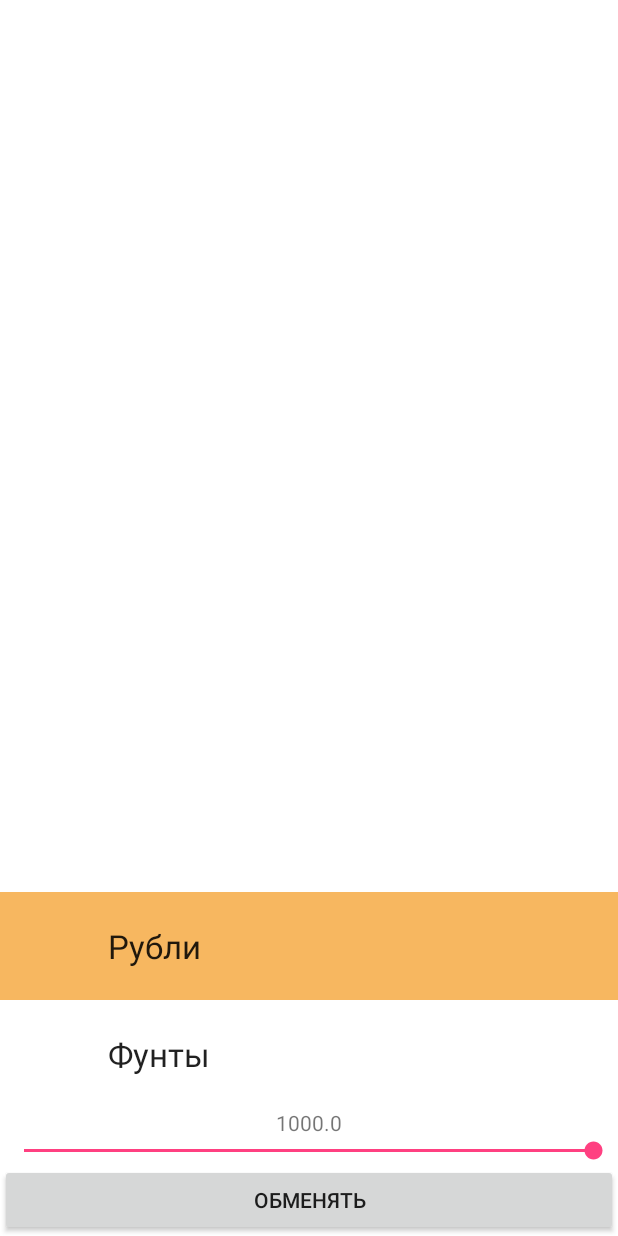
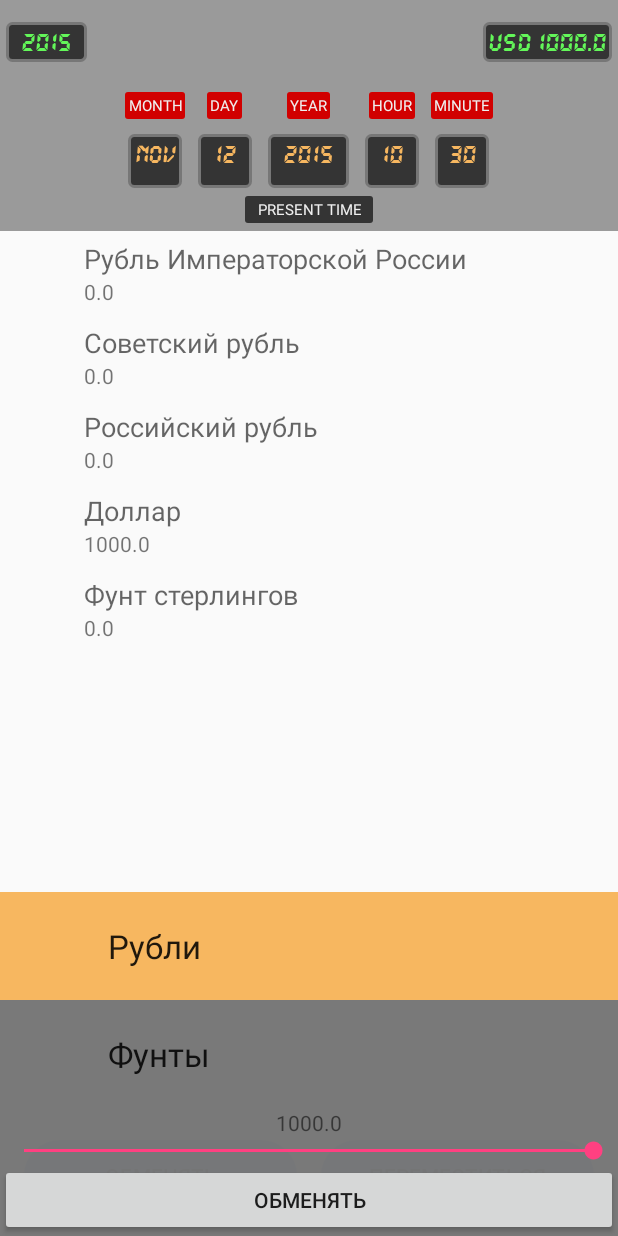
Before and after one commit to BttfCurrencyExchangeTeam/BttfCurrencyExchange, an Android app: the fragment FragmentChange placed in its activity, on a phone screen of 412 x 824 dp. Run offline under Robolectric (Android 15) with nearby library versions, the phone set to English and light mode, and no system bars.

Commit message:
Фрагмент обмена валюты, интерфейс

```diff
--- a/app/src/main/java/com/tixon/backtothefutureexchange/MainActivity.java
+++ b/app/src/main/java/com/tixon/backtothefutureexchange/MainActivity.java
@@ -12,6 +12,7 @@ import android.util.TypedValue;
 import android.view.View;
 import android.widget.Button;
 import android.widget.FrameLayout;
+import android.widget.RelativeLayout;
 import android.widget.TextView;
 
 import com.tixon.backtothefutureexchange.ui.ControlPanelItem;
@@ -24,6 +25,7 @@ public class MainActivity extends AppCompatActivity implements
     TextView tvCurrentYear, tvMoney;
     Button bTravel, bExchange;
     FrameLayout container;
+    RelativeLayout purseHeader;
     ControlPanelItem mainPresentTimePanel; //панель времени, показывает, когда мы в данный момент
 
     RecyclerView purseRecyclerView;
@@ -40,10 +42,14 @@ public class MainActivity extends AppCompatActivity implements
     private Delorean delorean;
     private Bank bank;
 
+    private boolean isPurseExpanded;
+
     @Override
     protected void onCreate(Bundle savedInstanceState) {
         super.onCreate(savedInstanceState);
         setContentView(R.layout.activity_main);
+
+        isPurseExpanded = true;
 
         calendar = Calendar.getInstance();
         calendarPresent = Calendar.getInstance();
@@ -76,6 +82,7 @@ public class MainActivity extends AppCompatActivity implements
 
     private void initViews() {
         container = (FrameLayout) findViewById(R.id.main_container);
+        purseHeader = (RelativeLayout) findViewById(R.id.purse_header_frame);
 
         mainPresentTimePanel = (ControlPanelItem) findViewById(R.id.main_activity_present_panel);
         mainPresentTimePanel.setPanelType(ControlPanelItem.PRESENT_TIME);
@@ -149,8 +156,9 @@ public class MainActivity extends AppCompatActivity implements
         fragmentChange.setOnMoneyChangedListener(this);
 
         try {
-            getSupportFragmentManager().beginTransaction().add(R.id.main_container,
+            getSupportFragmentManager().beginTransaction().replace(R.id.main_container,
                     fragmentChange)
+                    .setTransition(android.support.v4.app.FragmentTransaction.TRANSIT_FRAGMENT_OPEN)
                     .addToBackStack("CHANGE_FRAGMENT")
                     .commit();
         } catch (Exception e) {
--- /dev/null
+++ b/app/src/main/res/drawable/button_background.xml
@@ -0,0 +1,16 @@
+<?xml version="1.0" encoding="utf-8"?>
+<selector xmlns:android="http://schemas.android.com/apk/res/android">
+    <item android:state_pressed="true">
+        <shape>
+            <corners android:radius="24dp"/>
+            <solid android:color="#0000ff"/>
+        </shape>
+    </item>
+
+    <item>
+        <shape>
+            <corners android:radius="24dp"/>
+            <solid android:color="#67abff"/>
+        </shape>
+    </item>
+</selector>
--- /dev/null
+++ b/app/src/main/res/drawable/fragment_change_background.xml
@@ -0,0 +1,9 @@
+<?xml version="1.0" encoding="utf-8"?>
+<selector xmlns:android="http://schemas.android.com/apk/res/android">
+    <item>
+        <shape>
+            <!--corners android:topLeftRadius="24dp" android:topRightRadius="24dp"/-->
+            <solid android:color="#fa777777"/>
+        </shape>
+    </item>
+</selector>
--- a/app/src/main/res/layout/activity_main.xml
+++ b/app/src/main/res/layout/activity_main.xml
@@ -63,7 +63,7 @@
                     android:layout_height="wrap_content"
                     android:id="@+id/main_activity_present_panel"/>
 
-                <include layout="@layout/purse_header_layout"/>
+                <!--include layout="@layout/purse_header_layout"/-->
 
                 <include layout="@layout/purse_items_layout"/>
 
@@ -71,38 +71,37 @@
 
         </ScrollView>
 
-        <RelativeLayout
+        <LinearLayout
+            android:orientation="horizontal"
             android:layout_width="match_parent"
             android:layout_height="wrap_content"
             android:id="@+id/main_buttons_layout"
+            android:paddingBottom="16dp"
+            android:paddingTop="16dp"
+            android:gravity="bottom"
             android:layout_alignParentBottom="true">
-
-            <LinearLayout
-                android:layout_width="match_parent"
-                android:layout_height="wrap_content"
-                android:orientation="vertical"
-                android:paddingBottom="16dp"
-                android:layout_alignParentBottom="true"
-                android:gravity="bottom">
 
             <Button
                 android:id="@+id/main_activity_button_exchange"
-                    android:text="Обменять валюту"
+                android:text="Обменять"
+                android:background="@drawable/button_background"
                 android:layout_marginLeft="16dp"
-                    android:layout_marginRight="16dp"
-                    android:layout_width="match_parent"
+                android:layout_marginRight="8dp"
+                android:layout_width="0dp"
+                android:layout_weight="1"
                 android:layout_height="wrap_content" />
 
             <Button
                 android:id="@+id/main_activity_button_travel"
-                    android:text="Переместиться во времени"
-                    android:layout_marginLeft="16dp"
+                android:text="Переместиться"
+                android:background="@drawable/button_background"
+                android:layout_marginLeft="8dp"
                 android:layout_marginRight="16dp"
-                    android:layout_width="match_parent"
+                android:layout_width="0dp"
+                android:layout_weight="1"
                 android:layout_height="wrap_content" />
+
         </LinearLayout>
-
-        </RelativeLayout>
     </RelativeLayout>
 
 </FrameLayout>
--- a/app/src/main/res/layout/fragment_change.xml
+++ b/app/src/main/res/layout/fragment_change.xml
@@ -2,10 +2,42 @@
 <RelativeLayout xmlns:android="http://schemas.android.com/apk/res/android"
     xmlns:tools="http://schemas.android.com/tools"
     android:orientation="vertical"
-    android:background="#ffffff"
     android:gravity="bottom"
     android:layout_width="match_parent"
-    android:layout_height="wrap_content">
+    android:layout_height="match_parent">
+
+    <LinearLayout
+        android:orientation="vertical"
+        android:layout_width="match_parent"
+        android:layout_height="wrap_content"
+        android:background="@drawable/fragment_change_background">
+
+        <android.support.v7.widget.RecyclerView
+            android:id="@+id/fragment_change_recycler_view"
+            android:layout_width="match_parent"
+            android:layout_height="144dp"/>
+
+        <TextView
+            android:id="@+id/fragment_change_text_view"
+            tools:text="1000"
+            android:gravity="center_horizontal"
+            android:layout_width="match_parent"
+            android:layout_height="wrap_content" />
+
+        <SeekBar
+            android:id="@+id/fragment_change_seek_bar"
+            android:layout_width="match_parent"
+            android:layout_height="wrap_content" />
+
+        <Button
+            android:id="@+id/fragment_change_button"
+            android:text="обменять"
+            android:layout_width="match_parent"
+            android:layout_height="wrap_content" />
+
+    </LinearLayout>
+
+    <!--
      <android.support.v7.widget.RecyclerView
             android:id="@+id/fragment_change_recycler_view"
             android:layout_above="@+id/fragment_change_text_view"
@@ -31,5 +63,5 @@
             android:layout_alignParentBottom="true"
             android:text="обменять"
             android:layout_width="match_parent"
-        android:layout_height="wrap_content" />
+            android:layout_height="wrap_content" />-->
 </RelativeLayout>
--- a/app/src/main/res/layout/purse_header_layout.xml
+++ b/app/src/main/res/layout/purse_header_layout.xml
@@ -1,6 +1,7 @@
 <?xml version="1.0" encoding="utf-8"?>
 <RelativeLayout xmlns:android="http://schemas.android.com/apk/res/android"
     xmlns:tools="http://schemas.android.com/tools"
+    android:id="@+id/purse_header_frame"
     android:layout_width="match_parent"
     android:layout_height="@dimen/purse_header_height">
 
```
Also changed, not shown: app/src/main/java/com/tixon/backtothefutureexchange/MainMenu.java (+45 -24 lines). Lines whose indentation alone changed are shown as unchanged.
